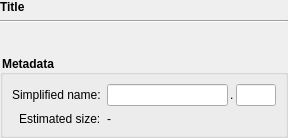
This is src/widgets/streamwidget.ui in setvisible/ArrowDL as Qt 5 draws it before an edit. The edited form follows.
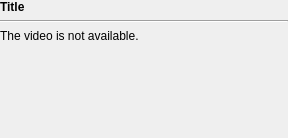
This is the edited form. The open tabs and pages were chosen to show the change. Custom widgets are drawn as their Qt base class.

```diff
--- a/src/widgets/streamwidget.ui
+++ b/src/widgets/streamwidget.ui
@@ -30,7 +30,7 @@
     <number>0</number>
    </property>
    <item>
-    <layout class="QVBoxLayout" name="verticalLayout" stretch="0,0,1,0">
+    <layout class="QVBoxLayout" name="verticalLayout" stretch="0,0,0">
      <item>
       <widget class="QLabel" name="titleLabel">
        <property name="font">
@@ -58,6 +58,61 @@
       </widget>
      </item>
      <item>
+      <widget class="QStackedWidget" name="stackedWidget">
+       <property name="currentIndex">
+        <number>1</number>
+       </property>
+       <widget class="QWidget" name="pageError">
+        <layout class="QVBoxLayout" name="verticalLayout_4">
+         <property name="leftMargin">
+          <number>0</number>
+         </property>
+         <property name="topMargin">
+          <number>0</number>
+         </property>
+         <property name="rightMargin">
+          <number>0</number>
+         </property>
+         <property name="bottomMargin">
+          <number>0</number>
+         </property>
+         <item>
+          <widget class="QLabel" name="label">
+           <property name="text">
+            <string>The video is not available.</string>
+           </property>
+          </widget>
+         </item>
+         <item>
+          <spacer name="verticalSpacer">
+           <property name="orientation">
+            <enum>Qt::Vertical</enum>
+           </property>
+           <property name="sizeHint" stdset="0">
+            <size>
+             <width>20</width>
+             <height>315</height>
+            </size>
+           </property>
+          </spacer>
+         </item>
+        </layout>
+       </widget>
+       <widget class="QWidget" name="pageInfo">
+        <layout class="QVBoxLayout" name="verticalLayout_2" stretch="1,0">
+         <property name="leftMargin">
+          <number>0</number>
+         </property>
+         <property name="topMargin">
+          <number>0</number>
+         </property>
+         <property name="rightMargin">
+          <number>0</number>
+         </property>
+         <property name="bottomMargin">
+          <number>0</number>
+         </property>
+         <item>
       <widget class="StreamFormatPicker" name="streamFormatPicker" native="true">
        <property name="minimumSize">
         <size>
@@ -125,6 +180,10 @@
          </widget>
         </item>
        </layout>
+          </widget>
+         </item>
+        </layout>
+       </widget>
       </widget>
      </item>
     </layout>
```
Lines whose indentation alone changed are shown as unchanged.
